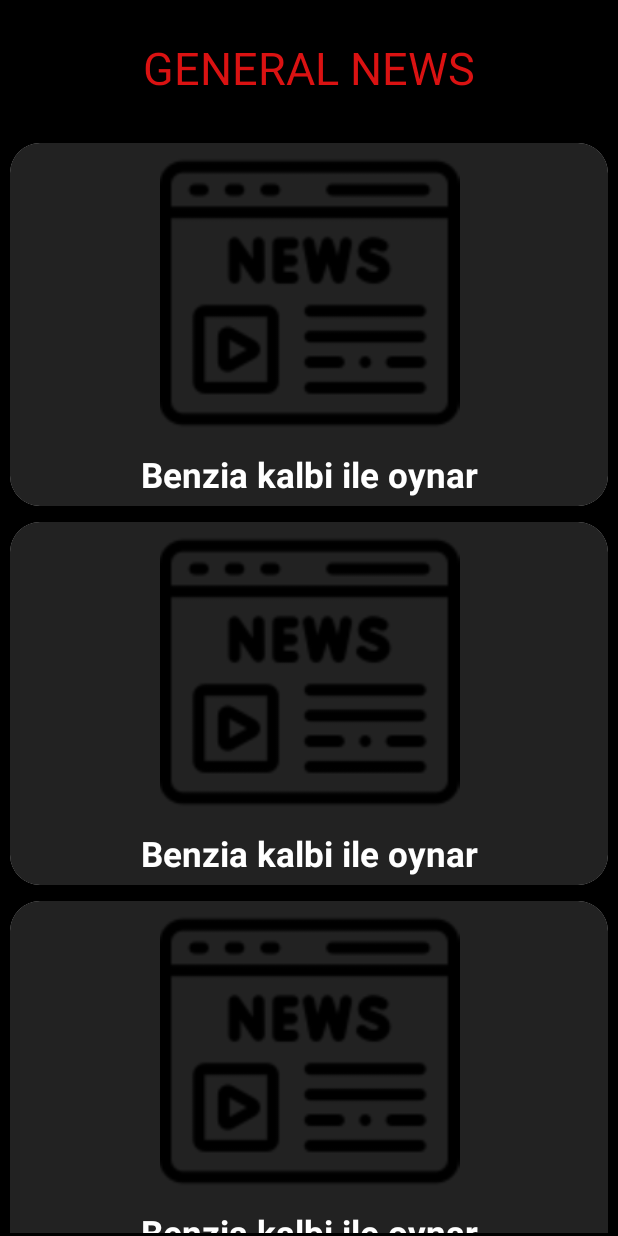
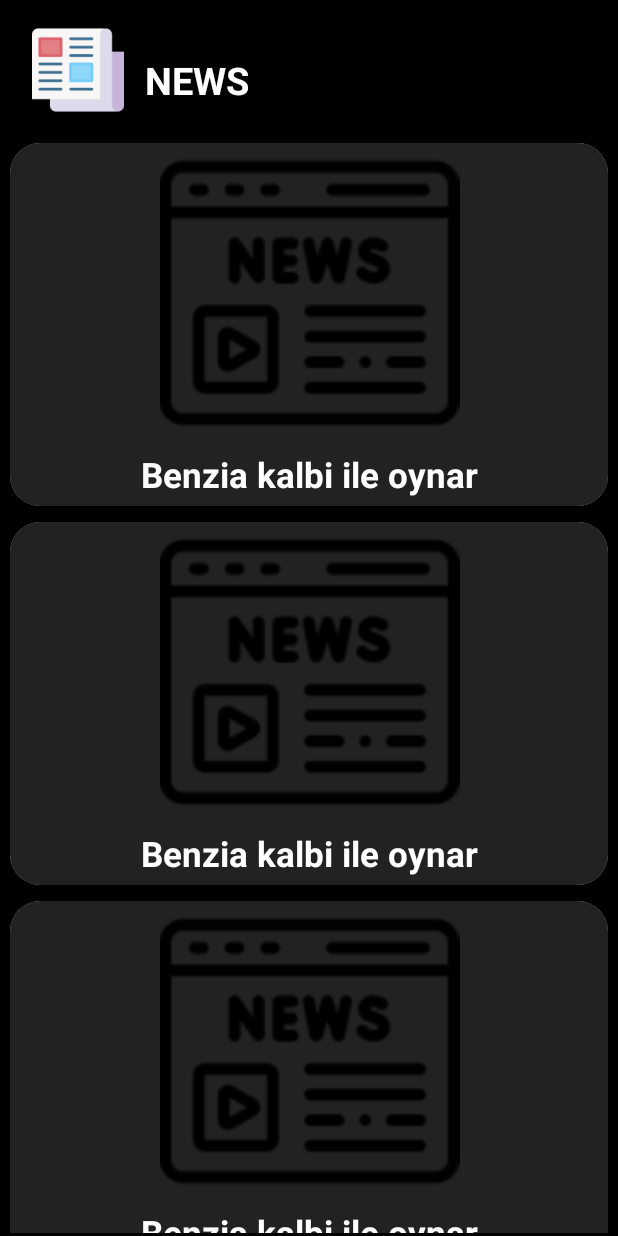
Before and after one commit to ozancanguz/NewsApp, an Android app: the layout fragment_news.xml on its own in the app's theme, with its tools: preview values and no code run, on a phone screen of 412 x 824 dp. Run offline under Robolectric (Android 15) with nearby library versions, the phone set to English and light mode, and no system bars; network calls fail.

Commit message:
-ui configured

```diff
--- a/app/src/main/java/com/ozancanguz/newsapp/ui/MainActivity.kt
+++ b/app/src/main/java/com/ozancanguz/newsapp/ui/MainActivity.kt
@@ -10,6 +10,7 @@ import androidx.navigation.ui.setupWithNavController
 import com.ozancanguz.newsapp.R
 import dagger.hilt.android.AndroidEntryPoint
 import kotlinx.android.synthetic.main.activity_main.*
+
 
 @AndroidEntryPoint
 class MainActivity : AppCompatActivity() {
@@ -24,12 +25,12 @@ class MainActivity : AppCompatActivity() {
         val appBarConfiguration = AppBarConfiguration(
             setOf(
                 R.id.newsFragment,
-
-
             )
         )
 
         bottomNavigationView.setupWithNavController(navController)
+
+
 
     }
     override fun onSupportNavigateUp(): Boolean {
--- a/app/src/main/java/com/ozancanguz/newsapp/ui/fragments/news/NewsFragment.kt
+++ b/app/src/main/java/com/ozancanguz/newsapp/ui/fragments/news/NewsFragment.kt
@@ -1,5 +1,6 @@
 package com.ozancanguz.newsapp.ui.fragments.news
 
+import android.app.ActionBar
 import android.os.Bundle
 import androidx.fragment.app.Fragment
 import android.view.LayoutInflater
@@ -18,8 +19,11 @@ class NewsFragment : Fragment() {
        private var _binding: FragmentNewsBinding? = null
     private val binding get() = _binding!!
 
+
+
     private val newsViewModel:NewsViewModel by viewModels()
     private val generalNewsAdapter=GeneralNewsAdapter()
+
 
 
     override fun onCreateView(
@@ -35,6 +39,8 @@ class NewsFragment : Fragment() {
 
         // observe live data and update ui
         observeLiveData()
+
+
 
 
         return view    }
--- a/app/src/main/java/com/ozancanguz/newsapp/ui/fragments/newsdetails/NewsDetailsFragment.kt
+++ b/app/src/main/java/com/ozancanguz/newsapp/ui/fragments/newsdetails/NewsDetailsFragment.kt
@@ -12,6 +12,7 @@ import com.ozancanguz.newsapp.R
 import com.ozancanguz.newsapp.databinding.FragmentNewsDetailsBinding
 import com.ozancanguz.newsapp.ui.fragments.news.NewsFragmentDirections
 import com.ozancanguz.newsapp.utils.Util.Companion.loadImage
+import kotlinx.android.synthetic.main.activity_main.*
 
 
 class NewsDetailsFragment : Fragment() {
@@ -20,9 +21,6 @@ class NewsDetailsFragment : Fragment() {
 
     private val binding get() = _binding!!
     private val args:NewsDetailsFragmentArgs by navArgs()
-
-
-
 
 
     override fun onCreateView(
@@ -47,6 +45,7 @@ class NewsDetailsFragment : Fragment() {
         binding.gotonewsbtn.setOnClickListener {
             val url=NewsDetailsFragmentDirections.actionNewsDetailsFragmentToNewsWebView(args.currentgn)
           findNavController().navigate(url)
+
         }
     }
 
--- a/app/src/main/res/layout/activity_main.xml
+++ b/app/src/main/res/layout/activity_main.xml
@@ -5,6 +5,7 @@
     android:layout_width="match_parent"
     android:layout_height="match_parent"
     tools:context=".ui.MainActivity">
+
 
     <fragment
         android:id="@+id/navHostFragment"
--- a/app/src/main/res/layout/fragment_news.xml
+++ b/app/src/main/res/layout/fragment_news.xml
@@ -21,17 +21,28 @@
         app:layout_constraintTop_toTopOf="parent"
         tools:listitem="@layout/rv" />
 
+    <ImageView
+        android:id="@+id/imageView2"
+        android:layout_width="72dp"
+        android:layout_height="61dp"
+        android:layout_marginStart="16dp"
+        android:layout_marginTop="16dp"
+        android:src="@drawable/ooo"
+        app:layout_constraintStart_toStartOf="parent"
+        app:layout_constraintTop_toTopOf="parent" />
+
     <TextView
         android:id="@+id/textView"
         android:layout_width="wrap_content"
         android:layout_height="wrap_content"
-        android:layout_marginTop="30dp"
-        android:layout_marginBottom="30dp"
-        android:text="GENERAL NEWS"
-        android:textSize="30sp"
-        android:textColor="#DA1212"
-        app:layout_constraintBottom_toTopOf="@+id/newsRv"
+        android:layout_marginTop="36dp"
+        android:text="NEWS"
+        android:textColor="@color/white"
+        android:textSize="25sp"
+        android:textStyle="bold"
         app:layout_constraintEnd_toEndOf="parent"
-        app:layout_constraintStart_toStartOf="parent"
+        app:layout_constraintHorizontal_bias="0.035"
+        app:layout_constraintStart_toEndOf="@+id/imageView2"
         app:layout_constraintTop_toTopOf="parent" />
+
 </androidx.constraintlayout.widget.ConstraintLayout>
--- a/app/src/main/res/layout/fragment_news_details.xml
+++ b/app/src/main/res/layout/fragment_news_details.xml
@@ -13,7 +13,7 @@
         android:layout_width="match_parent"
         android:layout_height="200dp"
         android:layout_marginTop="16dp"
-        android:src="@drawable/img"
+        android:src="@drawable/wow"
         app:layout_constraintEnd_toEndOf="parent"
         app:layout_constraintStart_toStartOf="parent"
         app:layout_constraintTop_toTopOf="parent" />
--- a/app/src/main/res/values-night/themes.xml
+++ b/app/src/main/res/values-night/themes.xml
@@ -1,6 +1,6 @@
 <resources xmlns:tools="http://schemas.android.com/tools">
     <!-- Base application theme. -->
-    <style name="Theme.NewsApp" parent="Theme.MaterialComponents.DayNight.DarkActionBar">
+    <style name="Theme.NewsApp" parent="Theme.MaterialComponents.DayNight.NoActionBar">
         <!-- Primary brand color. -->
         <item name="colorPrimary">@color/purple_200</item>
         <item name="colorPrimaryVariant">@color/purple_700</item>
--- a/app/src/main/res/values/strings.xml
+++ b/app/src/main/res/values/strings.xml
@@ -1,5 +1,5 @@
 <resources>
-    <string name="app_name">NewsApp</string>
+    <string name="app_name">News App</string>
     <!-- TODO: Remove or change this placeholder text -->
     <string name="hello_blank_fragment">Hello blank fragment</string>
 </resources>
```
Also changed, not shown: app/src/main/res/drawable/appicon.png (added), app/src/main/res/drawable/ooo.png (added), app/src/main/res/drawable/wow.png (renamed from app/src/main/res/drawable-v24/img.png).
